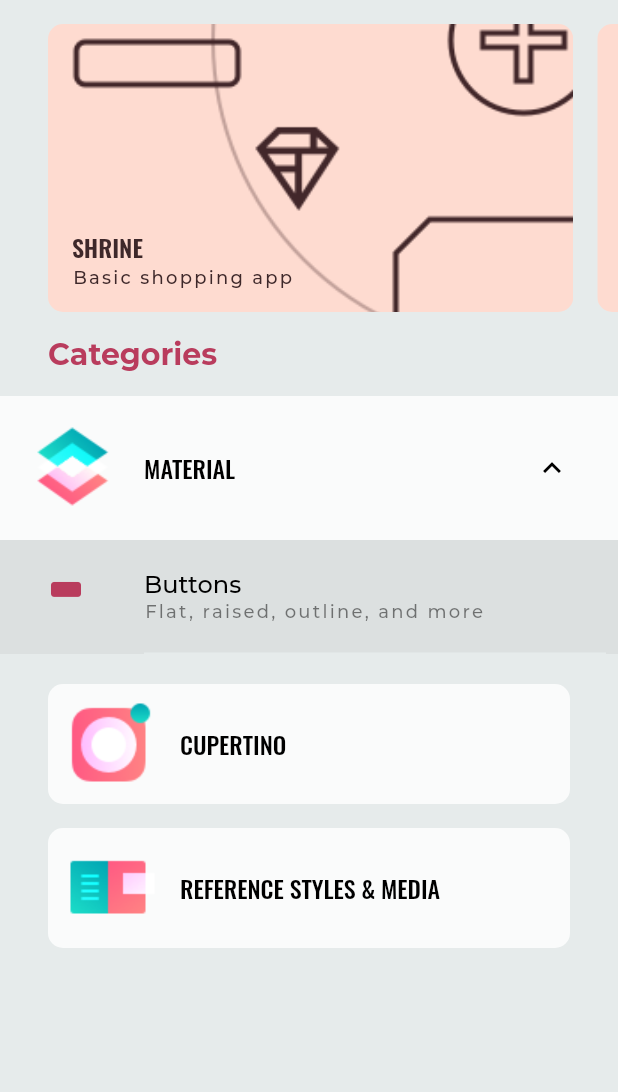
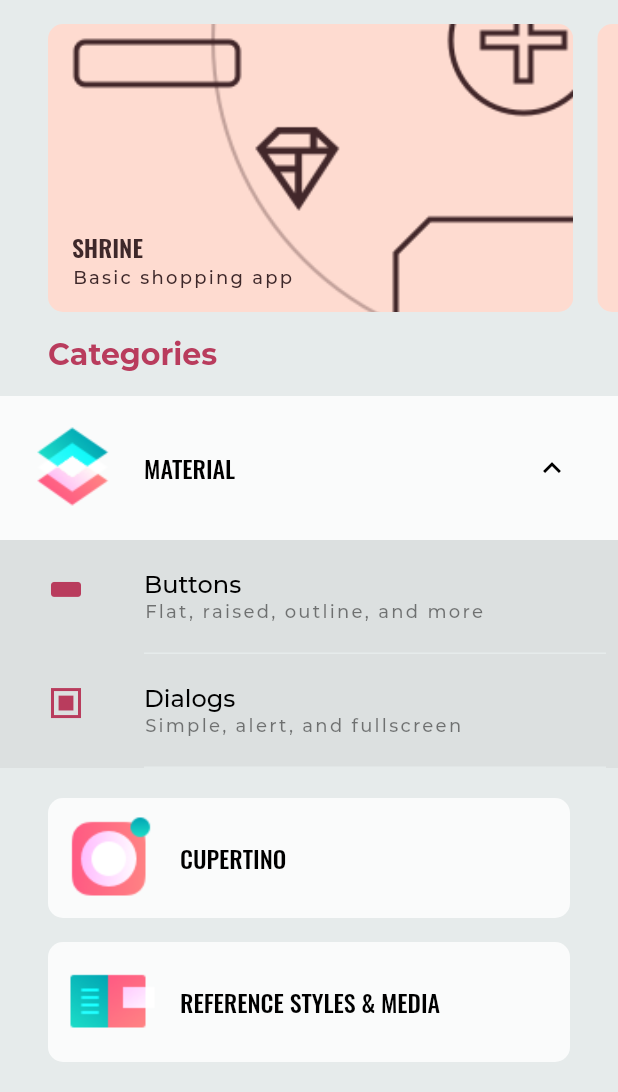
Before and after one commit to material-components/material-components-flutter-gallery, a Flutter app: the screen it shows after launch, after a tap on "MATERIAL", on a phone screen of 412 x 824 dp, the part 144-1236 px from its top. Run offline on Flutter 3.47's test engine with Material 2 defaults, Android fonts, the phone set to English and light mode, and no system bars.

Commit message:
Implement Dialog demo (#92)

```diff
--- a/gallery/lib/data/demos.dart
+++ b/gallery/lib/data/demos.dart
@@ -1,6 +1,10 @@
 import 'package:flutter/material.dart';
 
 import 'icons.dart';
+import '../demos/material/dialog_demo.dart';
+import '../themes/material_demo_theme_data.dart';
+
+// TODO: Localize all strings.
 
 class GalleryDemo {
   GalleryDemo({
@@ -58,7 +62,75 @@
       ),
     ],
   ),
+  GalleryDemo(
+    title: 'Dialogs',
+    icon: GalleryIcons.dialogs,
+    subtitle: 'Simple, alert, and fullscreen',
+    configurations: [
+      GalleryDemoConfiguration(
+        title: 'Alert',
+        description: 'An alert dialog informs the user about situations that'
+            ' require acknowledgement. An alert dialog has an optional title'
+            ' and an optional list of actions.',
+        documentationUrl:
+            'https://api.flutter.dev/flutter/material/AlertDialog-class.html',
+        buildRoute: (context) => DialogDemo(
+          type: DialogDemoType.alert,
+        ),
+      ),
+      GalleryDemoConfiguration(
+        title: 'Alert with title',
+        description: 'An alert dialog informs the user about situations that'
+            ' require acknowledgement. An alert dialog has an optional title'
+            ' and an optional list of actions.',
+        documentationUrl:
+            'https://api.flutter.dev/flutter/material/AlertDialog-class.html',
+        buildRoute: (context) => DialogDemo(
+          type: DialogDemoType.alertTitle,
+        ),
+      ),
+      GalleryDemoConfiguration(
+        title: 'Simple',
+        description: 'A simple dialog offers the user a choice between several'
+            ' options. A simple dialog has an optional title that is displayed'
+            ' above the choices.',
+        documentationUrl:
+            'https://api.flutter.dev/flutter/material/SimpleDialog-class.html',
+        buildRoute: (context) => DialogDemo(
+          type: DialogDemoType.simple,
+        ),
+      ),
+      GalleryDemoConfiguration(
+        title: 'Fullscreen',
+        description: 'The fullscreenDialog property specifies whether the'
+            ' incoming page is a fullscreen modal dialog',
+        documentationUrl:
+            'https://api.flutter.dev/flutter/widgets/PageRoute/fullscreenDialog.html',
+        buildRoute: (context) => DialogDemo(
+          type: DialogDemoType.fullscreen,
+        ),
+      ),
+    ],
+  )
 ];
+
+class DemoWrapper extends StatelessWidget {
+  const DemoWrapper({Key key, this.child}) : super(key: key);
+
+  final Widget child;
+
+  @override
+  Widget build(BuildContext context) {
+    return MaterialApp(
+      theme: MaterialDemoThemeData.themeData,
+      debugShowCheckedModeBanner: false,
+      home: MediaQuery(
+        data: MediaQueryData(),
+        child: child,
+      ),
+    );
+  }
+}
 
 /// TODO: Replace with actual demos
 class TempDemoContent extends StatelessWidget {
--- a/gallery/lib/pages/demo.dart
+++ b/gallery/lib/pages/demo.dart
@@ -313,7 +313,7 @@
           top: Radius.circular(10.0),
           bottom: Radius.circular(2.0),
         ),
-        child: Builder(builder: buildRoute),
+        child: DemoWrapper(child: Builder(builder: buildRoute)),
       ),
     );
   }
--- a/gallery/lib/themes/material_demo_theme_data.dart
+++ b/gallery/lib/themes/material_demo_theme_data.dart
@@ -6,6 +6,10 @@
     appBarTheme: AppBarTheme(
       color: _colorScheme.primary,
       iconTheme: IconThemeData(color: _colorScheme.onPrimary),
+    ),
+    buttonTheme: ButtonThemeData(
+      textTheme: ButtonTextTheme.primary,
+      colorScheme: _colorScheme,
     ),
     canvasColor: _colorScheme.background,
     scaffoldBackgroundColor: _colorScheme.background,
```
Also changed, not shown: gallery/lib/demos/material/dialog_demo.dart (added, +236 -0 lines).
